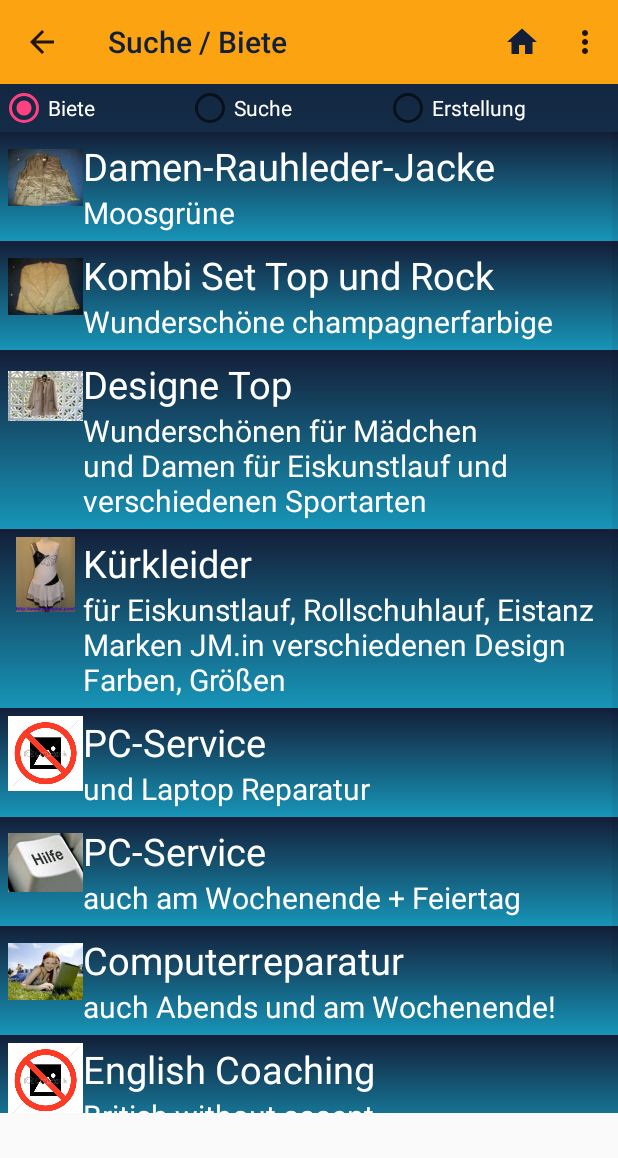
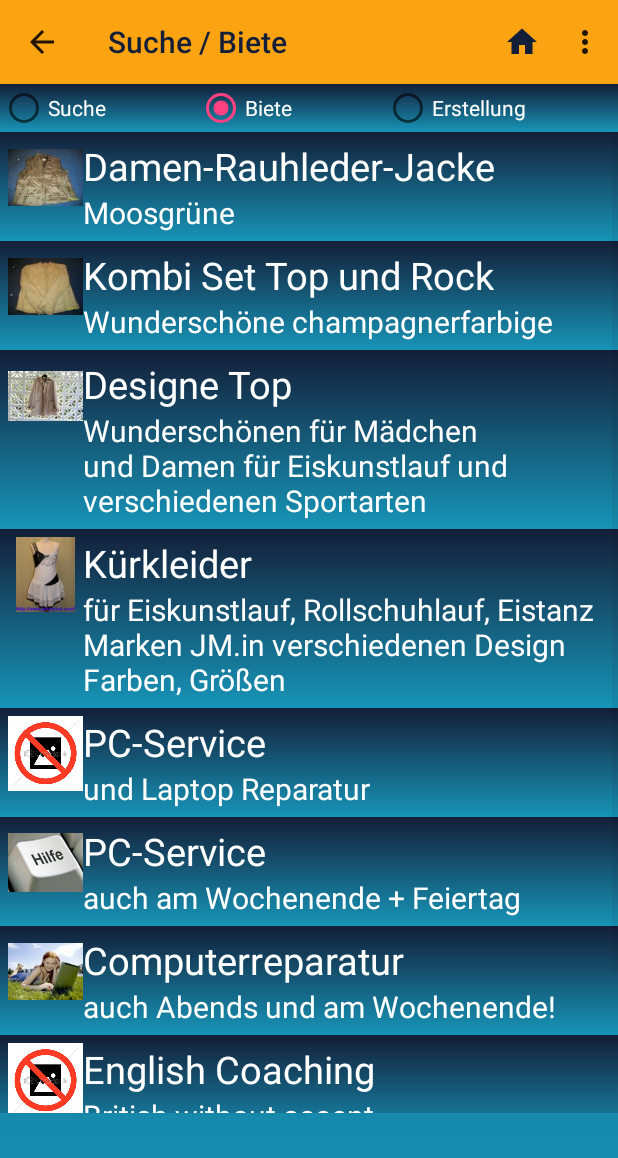
Before and after one commit to 4trifkO/Graetzel, an Android app: the SucheBiete screen opened directly, with no data from a screen before it, on a phone screen of 412 x 824 dp. Shown: the top 1158 px of the screen. Run offline under Robolectric (Android 15) with nearby library versions, the phone set to English and light mode, and no system bars.

Commit message:
SucheBiete: fehlende eingabe bei "erstelle" abgefangen vereinheitlichungen

```diff
--- a/app/src/main/java/hci/univie/ac/at/graetzel/SucheBiete.java
+++ b/app/src/main/java/hci/univie/ac/at/graetzel/SucheBiete.java
@@ -13,7 +13,7 @@ import android.widget.GridView;
 import android.support.v7.app.AppCompatActivity;
 import android.widget.RadioButton;
 
-public class SucheBiete extends AppCompatActivity {//BaseAdapter{
+public class SucheBiete extends AppCompatActivity {
     private Toolbar toolbar;
     GridView grid;
     RadioButton rbSuche, rbBiete,rbErstelle;
@@ -56,13 +56,12 @@ public class SucheBiete extends AppCompatActivity {//BaseAdapter{
         rbErstelle.setChecked(true);
     }
     private void load_grid()    {
-        SucheBieteGrid adapter = new SucheBieteGrid(this, data);//,is_suche, header, text, imageId);
+        SucheBieteGrid adapter = new SucheBieteGrid(this, data);
 
         grid.setAdapter(adapter);
         grid.setOnItemClickListener(new AdapterView.OnItemClickListener() {
             @Override
             public void onItemClick(AdapterView<?> parent, View view, int position, long id) {
-//                System.out.println("onItemClick="+position + " " +view.toString());
                 openSucheBieteSingleView(position);
             }
         });
@@ -71,9 +70,6 @@ public class SucheBiete extends AppCompatActivity {//BaseAdapter{
     public void onRadioButtonClicked(View view) {
         RadioButton rb=null;
         boolean checked = ((RadioButton) view).isChecked();
-
-        //System.out.println(view.getId() + " " +checked );
-
         switch(view.getId()) {
             case R.id.radioButton_suche:
                 if (checked)    select_suche();
@@ -110,8 +106,6 @@ public class SucheBiete extends AppCompatActivity {//BaseAdapter{
 
     @Override
     protected void onActivityResult(int requestCode, int resultCode, Intent ret_data) {
-        //super.onActivityResult(requestCode, resultCode, data);
-        //System.out.println(data.size());
         Boolean sel_suche=true;
         if(resultCode== Activity.RESULT_OK) {
             this.data.add(
--- a/app/src/main/java/hci/univie/ac/at/graetzel/SucheBieteGrid.java
+++ b/app/src/main/java/hci/univie/ac/at/graetzel/SucheBieteGrid.java
@@ -6,26 +6,19 @@ import android.view.View;
 import android.view.ViewGroup;
 import android.widget.BaseAdapter;
 import android.widget.ImageView;
-import android.widget.RadioButton;
 import android.widget.TextView;
 
 public class SucheBieteGrid extends BaseAdapter{
     private SucheBiete mContext;
-    boolean is_suche_option=true;
-    //private final boolean[] is_suche;
-    //private final String[] text_header;
-    //private final String[] text;
-    //private final int[] Imageid;
     SucheBieteData data;
     ImageView imageView;
     TextView vheader;
     TextView vtext;
     View grid;
 
-    public SucheBieteGrid(SucheBiete c, SucheBieteData data){//boolean[] is_suche, String[] text_header, String[] text, int[] Imageid ) {
+    public SucheBieteGrid(SucheBiete c, SucheBieteData data){
         mContext = c;
         this.data = data;
-        //get_widgets()  ;
     }
 
     private void get_widgets()  {
@@ -50,7 +43,7 @@ public class SucheBieteGrid extends BaseAdapter{
 
     @Override
     public long getItemId(int position) {
-        System.out.println("getItemId()");
+        //System.out.println("getItemId()");
         return 0;
     }
 
@@ -58,7 +51,6 @@ public class SucheBieteGrid extends BaseAdapter{
     public View getView(int position, View convertView, ViewGroup parent) {
         get_widgets();
         if (convertView == null) {
-            //position=data.getSelectedPos(position);
             imageView.setImageResource(data.getImageId(position));
             vheader.setText(data.getHeader(position));
             vtext.setText(data.getText(position));
--- a/app/src/main/res/layout/suche_biete.xml
+++ b/app/src/main/res/layout/suche_biete.xml
@@ -1,6 +1,7 @@
 <LinearLayout xmlns:android="http://schemas.android.com/apk/res/android"
+    xmlns:tools="http://schemas.android.com/tools"
     style="@style/SucheBiete"
-    xmlns:tools="http://schemas.android.com/tools"
+    android:layout_height="match_parent"
     android:orientation="vertical"
     tools:context=".MainActivity">
 
@@ -14,28 +15,30 @@
         style="@style/SucheBieteLinearLayout">
 
         <RadioButton
+            android:id="@+id/radioButton_suche"
+            style="@style/SucheBieteRadioButton"
+            android:checked="true"
+            android:onClick="onRadioButtonClicked"
+            android:text="Suche" />
+
+        <RadioButton
             android:id="@+id/radioButton_biete"
             style="@style/SucheBieteRadioButton"
             android:checked="false"
-            android:text="Biete"
-            android:onClick="onRadioButtonClicked"/>
-        <RadioButton
-            android:id="@+id/radioButton_suche"
-            style="@style/SucheBieteRadioButton"
-            android:checked="true"
-            android:text="Suche"
-            android:onClick="onRadioButtonClicked"/>
+            android:onClick="onRadioButtonClicked"
+            android:text="Biete" />
+
         <RadioButton
             android:id="@+id/radioButton_erstelle"
             style="@style/SucheBieteRadioButton"
             android:checked="false"
-            android:text="Erstellung"
-            android:onClick="onRadioButtonClicked"/>
+            android:onClick="onRadioButtonClicked"
+            android:text="Erstellung" />
 
     </LinearLayout>
 
     <GridView
         android:id="@+id/grid"
-        style="@style/SucheBieteGrid"/>
+        style="@style/SucheBieteGrid" />
 
 </LinearLayout>
--- a/app/src/main/res/values/styles.xml
+++ b/app/src/main/res/values/styles.xml
@@ -50,8 +50,9 @@
         <item name="android:layout_height">wrap_content</item>
     </style>
     <style name="SucheBieteLinearLayout" parent="ThemeOverlay.AppCompat.Dark.ActionBar">
+        <item name="android:background">@drawable/gradient_background</item>
         <item name="android:layout_width">match_parent</item>
-        <item name="android:layout_height">match_parent</item>
+        <item name="android:layout_height">wrap_content</item>
     </style>
     <style name="SucheBieteRadioButton" parent="ThemeOverlay.AppCompat.Dark.ActionBar">
         <item name="android:layout_width">wrap_content</item>
@@ -60,6 +61,7 @@
         <item name="android:textColor">@color/weiss</item>
     </style>
     <style name="SucheBieteGrid" parent="ThemeOverlay.AppCompat.Dark.ActionBar">
+        <item name="android:background">@drawable/gradient_background</item>
         <item name="android:layout_width">fill_parent</item>
         <item name="android:layout_height">wrap_content</item>
         <item name="android:gravity">center</item>
@@ -154,8 +156,8 @@
         <item name="android:padding">5dp</item>
     </style>
     <style name="SucheBieteSingleViewImage" parent="ThemeOverlay.AppCompat.Dark.ActionBar">
-        <item name="android:layout_width">100dp</item>
-        <item name="android:layout_height">100dp</item>
+        <item name="android:layout_width">400dp</item>
+        <item name="android:layout_height">400dp</item>
     </style>
     <style name="SucheBieteSingleViewTextHeader" parent="ThemeOverlay.AppCompat.Dark.ActionBar">
         <item name="android:layout_width">match_parent</item>
```
Also changed, not shown: app/src/main/java/hci/univie/ac/at/graetzel/SucheBieteBase.java (deleted, +0 -29 lines), app/src/main/java/hci/univie/ac/at/graetzel/SucheBieteData.java (+11 -19 lines), app/src/main/java/hci/univie/ac/at/graetzel/SucheBieteErstelle.java (+19 -11 lines), app/src/main/java/hci/univie/ac/at/graetzel/SucheBieteSingleView.java (+0 -7 lines), app/src/main/res/layout/suche_biete_erstelle.xml (+7 -7 lines).
